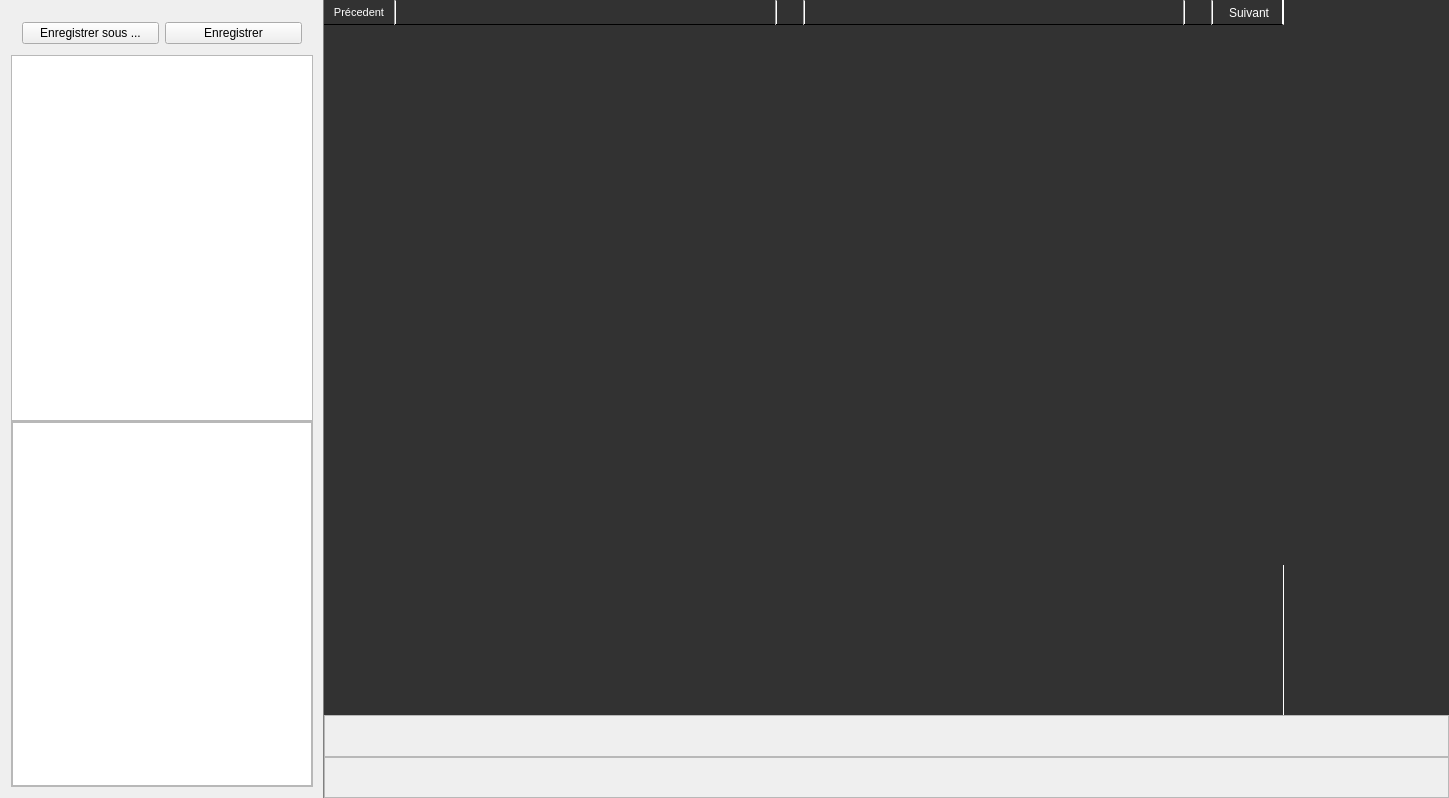
This is cmainwindow.ui in ludomuse/LudoMuseEditor as Qt 5 draws it before an edit. The edited form follows.
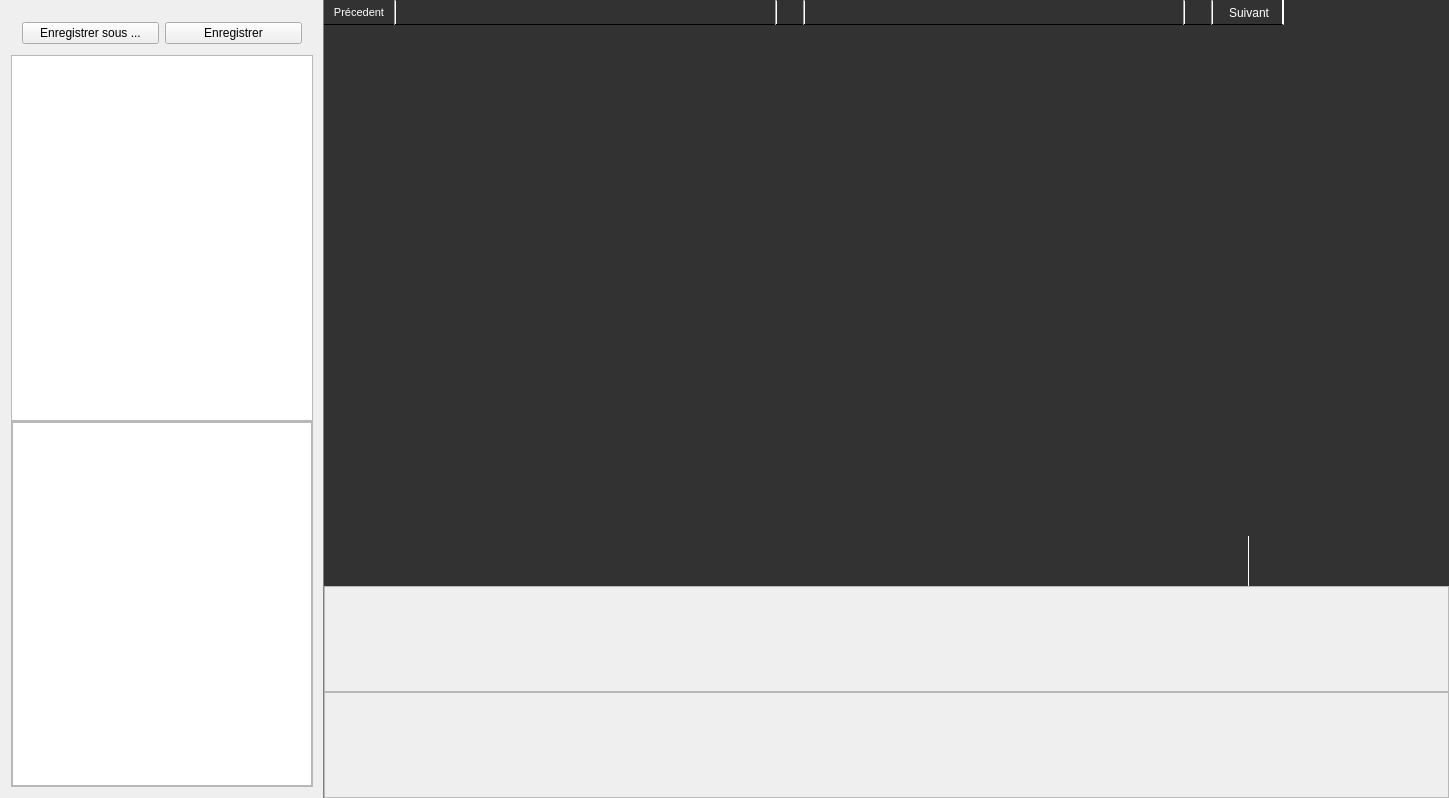
This is the edited form. Icons and pictures are not drawn. Custom widgets are drawn as their Qt base class.

```diff
--- a/cmainwindow.ui
+++ b/cmainwindow.ui
@@ -573,6 +573,12 @@
         </item>
         <item>
          <widget class="QWidget" name="glAndInspector" native="true">
+          <property name="sizePolicy">
+           <sizepolicy hsizetype="Expanding" vsizetype="Expanding">
+            <horstretch>0</horstretch>
+            <verstretch>0</verstretch>
+           </sizepolicy>
+          </property>
           <layout class="QHBoxLayout" name="horizontalLayout_9">
            <property name="spacing">
             <number>0</number>
@@ -592,15 +598,15 @@
            <item>
             <widget class="QWidget" name="glViewAndSceneInspector" native="true">
              <property name="sizePolicy">
-              <sizepolicy hsizetype="Minimum" vsizetype="Minimum">
+              <sizepolicy hsizetype="MinimumExpanding" vsizetype="MinimumExpanding">
                <horstretch>0</horstretch>
                <verstretch>0</verstretch>
               </sizepolicy>
              </property>
              <property name="minimumSize">
               <size>
-               <width>960</width>
-               <height>540</height>
+               <width>0</width>
+               <height>0</height>
               </size>
              </property>
              <property name="baseSize">
@@ -632,16 +638,19 @@
               </property>
               <item>
                <widget class="QWidget" name="glViewContainer" native="true">
+                <property name="enabled">
+                 <bool>true</bool>
+                </property>
                 <property name="sizePolicy">
-                 <sizepolicy hsizetype="Minimum" vsizetype="Minimum">
+                 <sizepolicy hsizetype="MinimumExpanding" vsizetype="MinimumExpanding">
                   <horstretch>0</horstretch>
                   <verstretch>0</verstretch>
                  </sizepolicy>
                 </property>
                 <property name="minimumSize">
                  <size>
-                  <width>960</width>
-                  <height>540</height>
+                  <width>0</width>
+                  <height>0</height>
                  </size>
                 </property>
                 <property name="styleSheet">
@@ -671,7 +680,7 @@
               <item>
                <widget class="QWidget" name="sceneInspectorContainer" native="true">
                 <property name="sizePolicy">
-                 <sizepolicy hsizetype="Preferred" vsizetype="Expanding">
+                 <sizepolicy hsizetype="Expanding" vsizetype="Preferred">
                   <horstretch>0</horstretch>
                   <verstretch>0</verstretch>
                  </sizepolicy>
@@ -679,7 +688,7 @@
                 <property name="minimumSize">
                  <size>
                   <width>0</width>
-                  <height>150</height>
+                  <height>50</height>
                  </size>
                 </property>
                 <property name="styleSheet">
@@ -712,6 +721,24 @@
            </item>
            <item>
             <widget class="QWidget" name="inspectorContainer" native="true">
+             <property name="sizePolicy">
+              <sizepolicy hsizetype="Preferred" vsizetype="Expanding">
+               <horstretch>0</horstretch>
+               <verstretch>0</verstretch>
+              </sizepolicy>
+             </property>
+             <property name="minimumSize">
+              <size>
+               <width>200</width>
+               <height>0</height>
+              </size>
+             </property>
+             <property name="maximumSize">
+              <size>
+               <width>150</width>
+               <height>773</height>
+              </size>
+             </property>
              <property name="styleSheet">
               <string notr="true">#inspectorContainer{
 	background-color : rgb(50,50,50);
@@ -742,11 +769,17 @@
         <item>
          <widget class="QWidget" name="mmBotView" native="true">
           <property name="sizePolicy">
-           <sizepolicy hsizetype="Preferred" vsizetype="Ignored">
+           <sizepolicy hsizetype="Expanding" vsizetype="Preferred">
             <horstretch>0</horstretch>
             <verstretch>0</verstretch>
            </sizepolicy>
           </property>
+          <property name="minimumSize">
+           <size>
+            <width>0</width>
+            <height>0</height>
+           </size>
+          </property>
           <property name="styleSheet">
            <string notr="true">#mmBotView {
 	border-top: 1px solid grey
@@ -771,7 +804,7 @@
            <item>
             <widget class="QScrollArea" name="scrollArea_2">
              <property name="sizePolicy">
-              <sizepolicy hsizetype="Preferred" vsizetype="Expanding">
+              <sizepolicy hsizetype="Expanding" vsizetype="Preferred">
                <horstretch>0</horstretch>
                <verstretch>0</verstretch>
               </sizepolicy>
@@ -784,10 +817,22 @@
                <rect>
                 <x>0</x>
                 <y>0</y>
-                <width>1123</width>
-                <height>40</height>
+                <width>1155</width>
+                <height>104</height>
                </rect>
               </property>
+              <property name="sizePolicy">
+               <sizepolicy hsizetype="Expanding" vsizetype="Preferred">
+                <horstretch>0</horstretch>
+                <verstretch>0</verstretch>
+               </sizepolicy>
+              </property>
+              <property name="minimumSize">
+               <size>
+                <width>0</width>
+                <height>0</height>
+               </size>
+              </property>
               <layout class="QHBoxLayout" name="horizontalLayout_6">
                <property name="leftMargin">
                 <number>2</number>
@@ -803,6 +848,18 @@
                </property>
                <item>
                 <widget class="QWidget" name="trameContainerP2" native="true">
+                 <property name="sizePolicy">
+                  <sizepolicy hsizetype="Expanding" vsizetype="Preferred">
+                   <horstretch>0</horstretch>
+                   <verstretch>0</verstretch>
+                  </sizepolicy>
+                 </property>
+                 <property name="minimumSize">
+                  <size>
+                   <width>0</width>
+                   <height>100</height>
+                  </size>
+                 </property>
                  <property name="styleSheet">
                   <string notr="true">#trame_p1 {
 	border-bottom : 1px solid black;
@@ -818,11 +875,17 @@
            <item>
             <widget class="QScrollArea" name="scrollArea">
              <property name="sizePolicy">
-              <sizepolicy hsizetype="Preferred" vsizetype="Expanding">
+              <sizepolicy hsizetype="Expanding" vsizetype="Preferred">
                <horstretch>0</horstretch>
                <verstretch>0</verstretch>
               </sizepolicy>
              </property>
+             <property name="minimumSize">
+              <size>
+               <width>0</width>
+               <height>0</height>
+              </size>
+             </property>
              <property name="widgetResizable">
               <bool>true</bool>
              </property>
@@ -831,10 +894,16 @@
                <rect>
                 <x>0</x>
                 <y>0</y>
-                <width>1123</width>
-                <height>39</height>
+                <width>1155</width>
+                <height>104</height>
                </rect>
               </property>
+              <property name="sizePolicy">
+               <sizepolicy hsizetype="Expanding" vsizetype="Preferred">
+                <horstretch>0</horstretch>
+                <verstretch>0</verstretch>
+               </sizepolicy>
+              </property>
               <layout class="QHBoxLayout" name="horizontalLayout_5">
                <property name="leftMargin">
                 <number>2</number>
@@ -850,6 +919,18 @@
                </property>
                <item>
                 <widget class="QWidget" name="trameContainerP1" native="true">
+                 <property name="sizePolicy">
+                  <sizepolicy hsizetype="Expanding" vsizetype="Preferred">
+                   <horstretch>0</horstretch>
+                   <verstretch>0</verstretch>
+                  </sizepolicy>
+                 </property>
+                 <property name="minimumSize">
+                  <size>
+                   <width>0</width>
+                   <height>100</height>
+                  </size>
+                 </property>
                  <property name="styleSheet">
                   <string notr="true">#trame_p1 {
 	border-bottom : 1px solid black;
```
Left out of the diff: 4 changed lines with no effect on the pictures.
